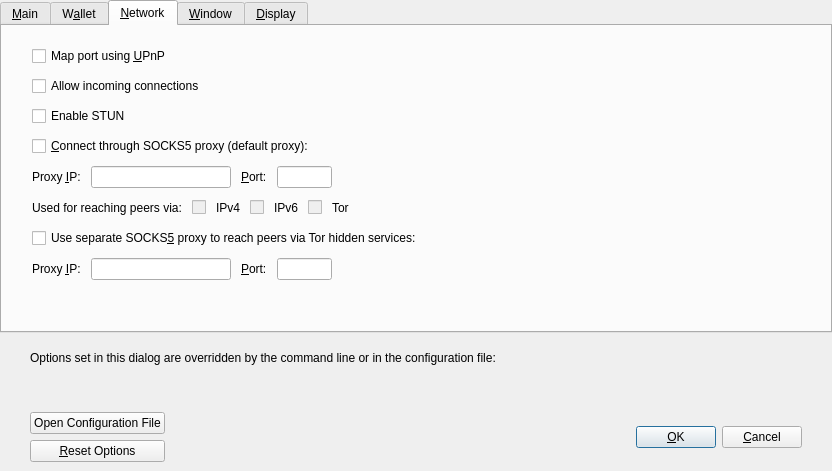
Old version of the form src/qt/forms/optionsdialog.ui in the repository Hydra-Chain/node.
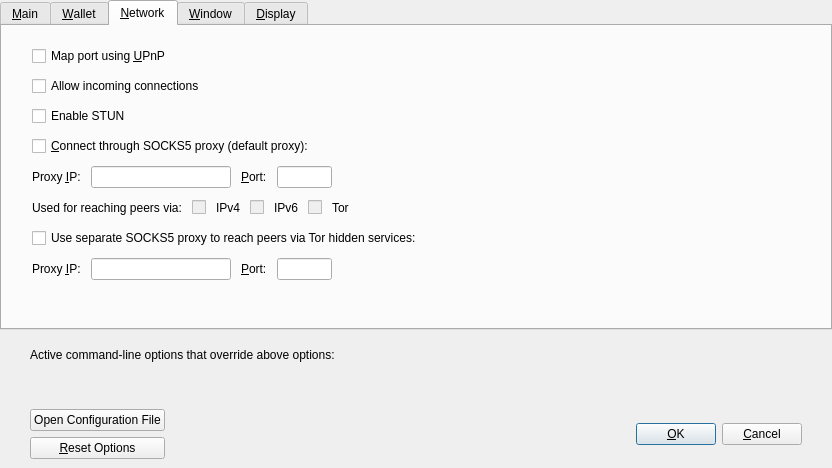
New version of the form. The open tabs and pages were chosen to show the change. Custom widgets are drawn as their Qt base class.

Diff of the .ui file:
```diff
--- a/src/qt/forms/optionsdialog.ui
+++ b/src/qt/forms/optionsdialog.ui
@@ -7,7 +7,7 @@
     <x>0</x>
     <y>0</y>
     <width>832</width>
-    <height>471</height>
+    <height>468</height>
    </rect>
   </property>
   <property name="windowTitle">
@@ -275,7 +275,7 @@
      </widget>
      <widget class="QWidget" name="tabWallet">
       <attribute name="title">
-       <string>W&amp;allet</string>
+       <string>&amp;Wallet</string>
       </attribute>
       <layout class="QVBoxLayout" name="verticalLayout_Wallet">
        <property name="spacing">
@@ -604,7 +604,7 @@
           <string>Connect to the Bitcoin network through a separate SOCKS5 proxy for Tor hidden services.</string>
          </property>
          <property name="text">
-          <string>Use separate SOCKS&amp;5 proxy to reach peers via Tor hidden services:</string>
+          <string>Use separate SOCKS5 proxy to reach peers via Tor hidden services:</string>
          </property>
         </widget>
        </item>
@@ -887,7 +887,7 @@
         <item>
          <widget class="QLabel" name="overriddenByCommandLineInfoLabel">
           <property name="text">
-           <string>Options set in this dialog are overridden by the command line or in the configuration file:</string>
+           <string>Active command-line options that override above options:</string>
           </property>
           <property name="textFormat">
            <enum>Qt::PlainText</enum>
@@ -1044,6 +1044,12 @@
   </layout>
  </widget>
  <customwidgets>
+  <customwidget>
+   <class>BitcoinAmountField</class>
+   <extends>QLineEdit</extends>
+   <header>qt/bitcoinamountfield.h</header>
+   <container>1</container>
+  </customwidget>
   <customwidget>
    <class>QValidatedLineEdit</class>
    <extends>QLineEdit</extends>
@@ -1054,11 +1060,6 @@
    <extends>QComboBox</extends>
    <header>qt/qvaluecombobox.h</header>
   </customwidget>
-  <customwidget>
-   <class>BitcoinAmountField</class>
-   <extends>QSpinBox</extends>
-   <header>qt/bitcoinamountfield.h</header>
-  </customwidget>
  </customwidgets>
  <resources/>
  <connections/>
```
Left out of the diff: 14 changed lines with no effect on the pictures.
